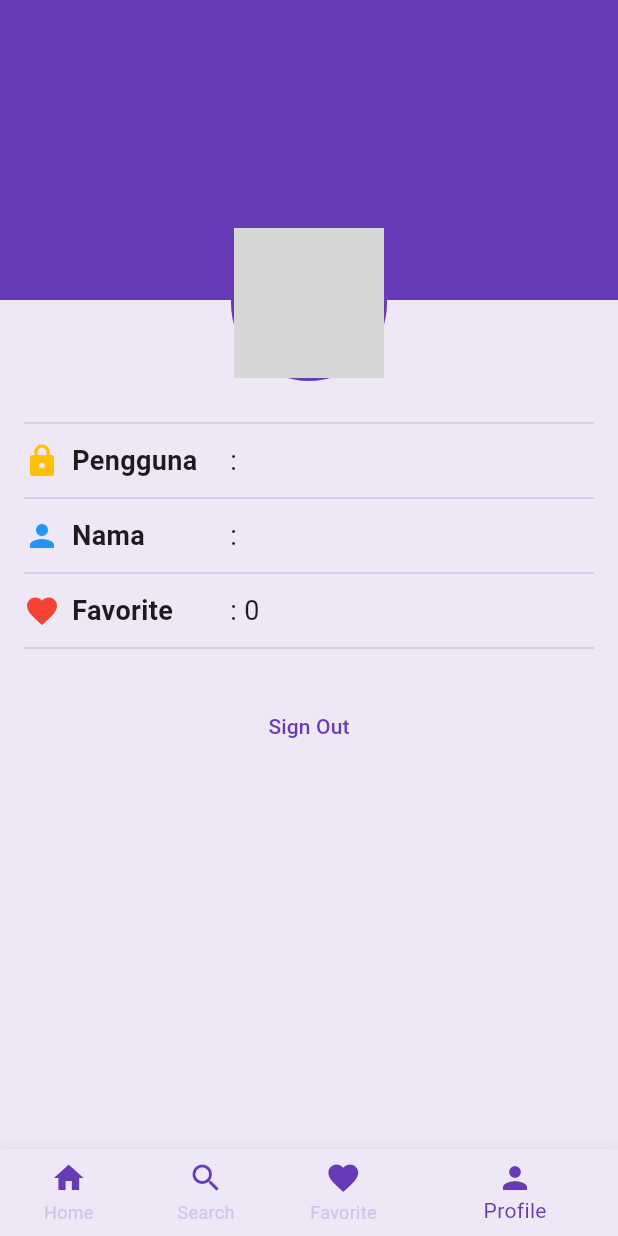
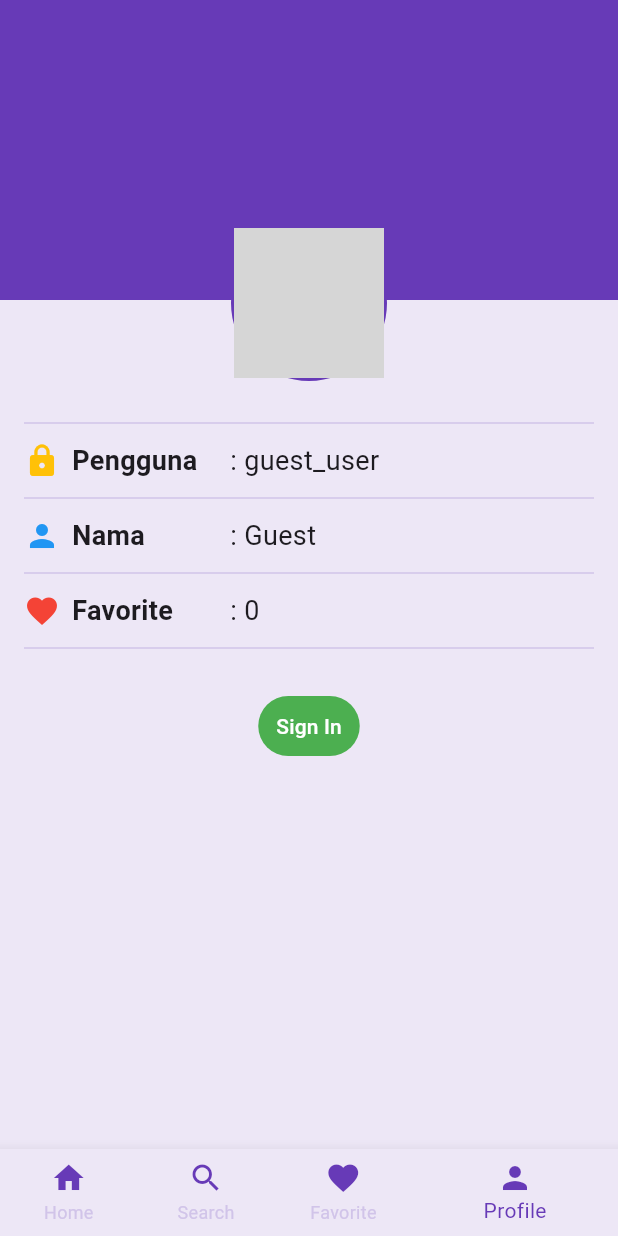
Before and after one commit to wildan354123/PETA_RASA, a Flutter app: the screen it shows after launch, item 4 of the bottom bar chosen, on a phone screen of 412 x 824 dp. Run offline on Flutter 3.47's test engine with Material 3 defaults, Android fonts, the phone set to English and light mode, and no system bars; our stand-ins replace flutter_rating_bar, shared_preferences; grey boxes are pictures that could not be loaded.

Commit message:
menyesuaikan data dan koding
menyesuaikan data yang digunakan dalam hal ini data makanan dengan implementasinya pada kode program

```diff
--- a/lib/main.dart
+++ b/lib/main.dart
@@ -1,14 +1,14 @@
 import 'package:flutter/material.dart';
 import 'package:provider/provider.dart';
 import 'package:shared_preferences/shared_preferences.dart';
-import 'package:wisata_candi/screens/home_screen.dart';
-import 'package:wisata_candi/screens/profile_screen.dart';
-import 'package:wisata_candi/screens/search_screen.dart';
-import 'package:wisata_candi/screens/sign_in.dart';
-import 'package:wisata_candi/screens/sign_up.dart';
-import 'package:wisata_candi/screens/favorite_screen.dart';
-import 'package:wisata_candi/provider/favorites_provider.dart';
-import 'package:wisata_candi/provider/signin_provider.dart';
+import 'package:PETA_RASA/screens/home_screen.dart';
+import 'package:PETA_RASA/screens/profile_screen.dart';
+import 'package:PETA_RASA/screens/search_screen.dart';
+import 'package:PETA_RASA/screens/sign_in.dart';
+import 'package:PETA_RASA/screens/sign_up.dart';
+import 'package:PETA_RASA/screens/favorite_screen.dart';
+import 'package:PETA_RASA/provider/favorites_provider.dart';
+import 'package:PETA_RASA/provider/signin_provider.dart';
 
 void main() async {
   WidgetsFlutterBinding.ensureInitialized();
@@ -37,7 +37,7 @@ class MyApp extends StatelessWidget {
         ChangeNotifierProvider(create: (context) => FavoritesProvider()),
       ],
       child: MaterialApp(
-        title: 'Wisata Candi',
+        title: 'PETA RASA',
         theme: ThemeData(
           appBarTheme: const AppBarTheme(
             iconTheme: IconThemeData(color: Colors.deepPurple),
--- a/lib/models/makanan.dart
+++ b/lib/models/makanan.dart
@@ -1,24 +1,25 @@
-class Makanan {
-  final String id;
+class Makanan{
   final String name;
   final String location;
+  final String popularity;
   final String description;
-  final String built;
-  final String type;
+  final String resep;
   final String imageAsset;
-  final List<String> imageUrls;
+  final List<String> imageAsset2;
   bool isFavorite;
+  double rating;
 
- Makanan ({
-    required this.id,
+  Makanan({
     required this.name,
     required this.location,
+    required this.popularity,
     required this.description,
-    required this.built,
-    required this.type,
+    required this.resep,
     required this.imageAsset,
-    required this.imageUrls,
+    required this.imageAsset2,
     this.isFavorite = false,
-  });
+    this.rating = 0.0,
+
+});
 
 }
--- a/lib/provider/favorites_provider.dart
+++ b/lib/provider/favorites_provider.dart
@@ -1,26 +1,26 @@
 import 'package:flutter/material.dart';
-import 'package:wisata_candi/models/makanan.dart';
+import 'package:PETA_RASA/models/makanan.dart';
 
 class FavoritesProvider with ChangeNotifier {
-  final List<Candi> _favorites = []; // List hanya berisi objek Candi
+  final List<Makanan> _favorites = []; // List hanya berisi objek Candi
 
   // Getter untuk mengakses daftar favorit
-  List<Candi> get favorites => _favorites;
+  List<Makanan> get favorites => _favorites;
 
   // Menambahkan candi ke daftar favorit
-  void addFavorite(Candi candi) {
-    _favorites.add(candi);
+  void addFavorite(Makanan makanan) {
+    _favorites.add(makanan);
     notifyListeners(); // Memberitahu widget yang mendengarkan perubahan
   }
 
   // Menghapus candi dari daftar favorit
-  void removeFavorite(Candi candi) {
-    _favorites.remove(candi);
+  void removeFavorite(Makanan makanan) {
+    _favorites.remove(makanan);
     notifyListeners(); // Memberitahu widget bahwa ada perubahan
   }
 
   // Mengecek apakah candi sudah ada di daftar favorit
-  bool isFavorite(Candi candi) {
-    return _favorites.contains(candi);
+  bool isFavorite(Makanan makanan) {
+    return _favorites.contains(makanan);
   }
 }
--- a/lib/screens/profile_screen.dart
+++ b/lib/screens/profile_screen.dart
@@ -8,27 +8,29 @@ class ProfileScreen extends StatefulWidget {
 }
 
 class _ProfileScreenState extends State<ProfileScreen> {
-  // Todo 1 Deklarasikan variabel yang dibutuhkan
-  bool isSignedIn = true;
-  String fullName = "";
-  String userName = "";
+  // Deklarasikan variabel yang dibutuhkan
+  bool isSignedIn = false;
+  String fullName = "Guest";
+  String userName = "guest_user";
   int favoriteCandiCount = 0;
-  late Color iconColor;
 
-  // Todo 5 Implementasi Fungsi Sign In
-  void signIn(){
-    // setState(() {
-    //   isSignedIn = 'true';
+  // Implementasi Fungsi Sign In
+  void signIn() {
+    setState(() {
+      isSignedIn = true;
     //   userName = 'budi';
     //   fullName = 'Budi Santoso';
     //   favoriteCandiCount = 3;
-    // });
-    Navigator.pushNamed(context, '/signin');
+    });
   }
-  // Todo 6 Implementasi Fungsi Sign Out
-  void signOut(){
+
+  // Implementasi Fungsi Sign Out
+  void signOut() {
     setState(() {
-      isSignedIn = !isSignedIn;
+      isSignedIn = false;
+    //   userName = 'guest_user';
+    //   fullName = 'Guest';
+    //   favoriteCandiCount = 0;
     });
   }
 
@@ -37,6 +39,7 @@ class _ProfileScreenState extends State<ProfileScreen> {
     return Scaffold(
       body: Stack(
         children: [
+          // Background header
           Container(
             height: 200,
             width: double.infinity,
@@ -46,102 +49,113 @@ class _ProfileScreenState extends State<ProfileScreen> {
             padding: const EdgeInsets.symmetric(horizontal: 16),
             child: Column(
               children: [
-                //   TODO 2 Buat bagian Profile header yang berisi gambar profile
+                // Profile header
                 Align(
                   alignment: Alignment.topCenter,
                   child: Padding(
-                    padding: const EdgeInsets.only(top: 200-50),
+                    padding: const EdgeInsets.only(top: 150),
                     child: Stack(
                       alignment: Alignment.bottomRight,
                       children: [
                         Container(
                           decoration: BoxDecoration(
-                              border: Border.all(color: Colors.deepPurple, width: 2),
-                              shape: BoxShape.circle
+                            border: Border.all(color: Colors.deepPurple, width: 2),
+                            shape: BoxShape.circle,
                           ),
-                          child: CircleAvatar(
+                          child: const CircleAvatar(
                             radius: 50,
-                            backgroundImage: AssetImage('images/placeholder_image.png'),
+                            backgroundImage: AssetImage('images/place_holder.jpeg'),
                           ),
                         ),
                         if (isSignedIn)
                           IconButton(
-                            onPressed: (){},
-                            icon: Icon(Icons.camera_alt, color: Colors.deepPurple[50],),),
+                            onPressed: () {},
+                            icon: const Icon(
+                              Icons.camera_alt,
+                              color: Colors.deepPurple,
+                            ),
+                          ),
                       ],
                     ),
                   ),
                 ),
-                //   TODO 3. buat bagian profile info yang berisi info profile
-                SizedBox(height: 20,),
+                // Profile info
+                const SizedBox(height: 20),
                 Divider(color: Colors.deepPurple[100]),
-                SizedBox(height: 4,),
-                Row(
-                  children: [
-                    SizedBox(width: MediaQuery.of(context).size.width/3,
-                      child: Row(
-                        children: [
-                          Icon(Icons.lock, color: Colors.amber,),
-                          SizedBox(width: 8,),
-                          Text('Pengguna', style: TextStyle(
-                            fontSize: 18, fontWeight: FontWeight.bold,
-                          ),),
-                        ],
-                      ),),
-                    Expanded(
-                      child: Text(': $userName' , style: TextStyle(
-                          fontSize: 18),),),
-                  ],
+                _buildProfileInfo(
+                  context,
+                  icon: Icons.lock,
+                  label: "Pengguna",
+                  value: userName,
+                  iconColor: Colors.amber,
                 ),
-                SizedBox(height: 4,),
-                Divider(color: Colors.deepPurple[100],),
-                SizedBox(height: 4,),
-                Row(
-                  children: [
-                    SizedBox(width: MediaQuery.of(context).size.width/3,
-                      child: Row(
-                        children: [
-                          Icon(Icons.person, color: Colors.blue),
-                          SizedBox(width: 8,),
-                          Text('Nama' , style: TextStyle(
-                            fontSize: 18, fontWeight: FontWeight.bold,
-                          ),)
-                        ],
-                      ),),
-                    Expanded(
-                      child: Text(': $fullName', style: TextStyle(
-                          fontSize: 18),),),
-                  ],
+                Divider(color: Colors.deepPurple[100]),
+                _buildProfileInfo(
+                  context,
+                  icon: Icons.person,
+                  label: "Nama",
+                  value: fullName,
+                  iconColor: Colors.blue,
                 ),
-                SizedBox(height: 4,),
-                Divider(color: Colors.deepPurple[100],),
-                SizedBox(height: 4,),
-                Row(
-                  children: [
-                    SizedBox(width: MediaQuery.of(context).size.width/3,
-                      child: Row(
-                        children: [
-                          Icon(Icons.favorite, color: Colors.red),
-                          SizedBox(width: 8,),
-                          Text('Favorite' , style: TextStyle(
-                            fontSize: 18, fontWeight: FontWeight.bold,
-                          ),)
-                        ],
-                      ),),
-                    Expanded(
-                      child: Text(': $favoriteCandiCount', style: TextStyle(
-                          fontSize: 18),),),
-                  ],
+                Divider(color: Colors.deepPurple[100]),
+                _buildProfileInfo(
+                  context,
+                  icon: Icons.favorite,
+                  label: "Favorite",
+                  value: "$favoriteCandiCount",
+                  iconColor: Colors.red,
                 ),
-                //   TODO 4 buat profileAction yang berisi text Button sign in /out
-                SizedBox(height: 4,),
-                Divider(color: Colors.deepPurple[100],),
-                SizedBox(height: 20,),
-                isSignedIn ? TextButton(onPressed: signOut, child: Text('Sign Out'))
-                    :TextButton(onPressed: signIn, child: Text('Sign In'))
+                Divider(color: Colors.deepPurple[100]),
+                const SizedBox(height: 20),
+                // Profile action (Sign In/Out)
+                TextButton(
+                  onPressed: isSignedIn ? signOut : signIn,
+                  style: TextButton.styleFrom(
+                    backgroundColor: isSignedIn ? Colors.red : Colors.green,
+                    foregroundColor: Colors.white,
+                  ),
+                  child: Text(isSignedIn ? "Sign Out" : "Sign In"),
+                ),
               ],
             ),
-          )
+          ),
+        ],
+      ),
+    );
+  }
+
+  // Widget untuk menampilkan informasi profil
+  Widget _buildProfileInfo(BuildContext context,
+      {required IconData icon,
+        required String label,
+        required String value,
+        required Color iconColor}) {
+    return Padding(
+      padding: const EdgeInsets.symmetric(vertical: 4),
+      child: Row(
+        children: [
+          SizedBox(
+            width: MediaQuery.of(context).size.width / 3,
+            child: Row(
+              children: [
+                Icon(icon, color: iconColor),
+                const SizedBox(width: 8),
+                Text(
+                  label,
+                  style: const TextStyle(
+                    fontSize: 18,
+                    fontWeight: FontWeight.bold,
+                  ),
+                ),
+              ],
+            ),
+          ),
+          Expanded(
+            child: Text(
+              ': $value',
+              style: const TextStyle(fontSize: 18),
+            ),
+          ),
         ],
       ),
     );
--- a/lib/screens/sign_in.dart
+++ b/lib/screens/sign_in.dart
@@ -121,7 +121,7 @@ class _SignInScreenState extends State<SignInScreen> {
                           style: TextStyle(fontSize: 16, color: Colors.deepPurple),
                           children: <TextSpan>[
                             TextSpan(
-                              text: "Dafatar disini",
+                              text: "Daftar disini",
                               style: TextStyle(
                                   color: Colors.blue,
                                   decoration: TextDecoration.underline,
--- a/lib/screens/sign_up.dart
+++ b/lib/screens/sign_up.dart
@@ -1,7 +1,7 @@
 import 'package:flutter/material.dart';
 import 'package:flutter/gestures.dart';
 import 'package:shared_preferences/shared_preferences.dart';
-import 'package:wisata_candi/screens/sign_in.dart';
+import 'package:PETA_RASA/screens/sign_in.dart';
 
 class SignUpScreen extends StatefulWidget {
   const SignUpScreen({super.key});
--- a/pubspec.yaml
+++ b/pubspec.yaml
@@ -1,4 +1,4 @@
-name: wisata_candi
+name: PETA_RASA
 description: "A new Flutter project."
 publish_to: 'none'
 
@@ -15,6 +15,7 @@ dependencies:
   cached_network_image: ^3.4.1
   shared_preferences: ^2.3.3
   provider: ^6.1.2
+  flutter_rating_bar: ^4.0.1
 
 
 dev_dependencies:
```
Also changed, not shown: lib/data/makanan_data.dart (+50 -17 lines), lib/screens/detail_screen.dart (+64 -43 lines), lib/screens/favorite_screen.dart (+10 -10 lines), lib/screens/home_screen.dart (+6 -6 lines), lib/screens/search_screen.dart (+7 -7 lines), lib/widgets/item_card.dart (+10 -10 lines), pubspec.lock.
